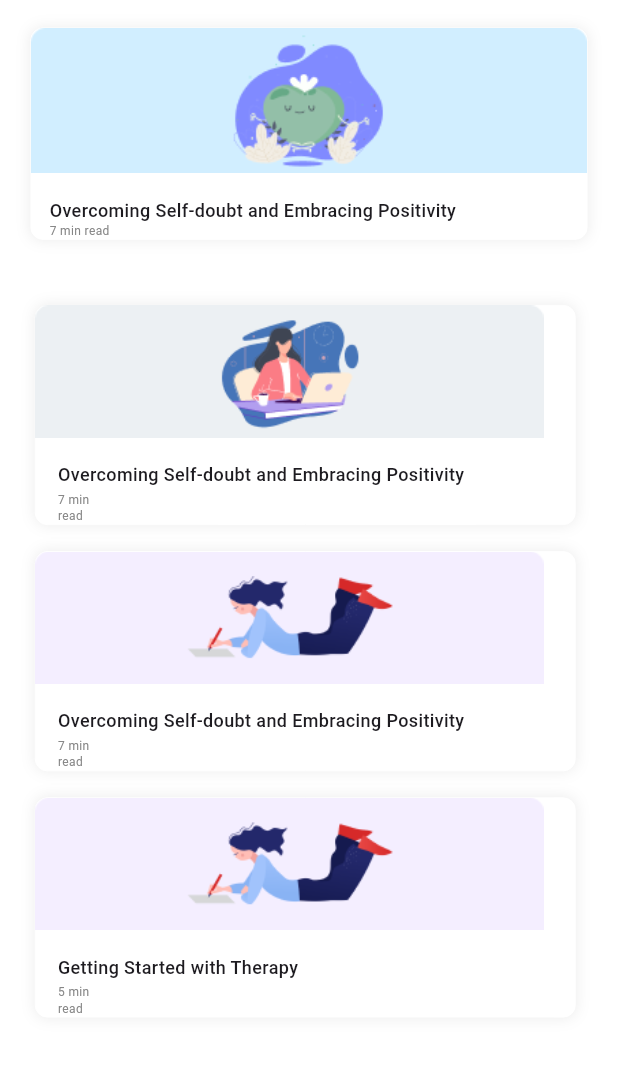
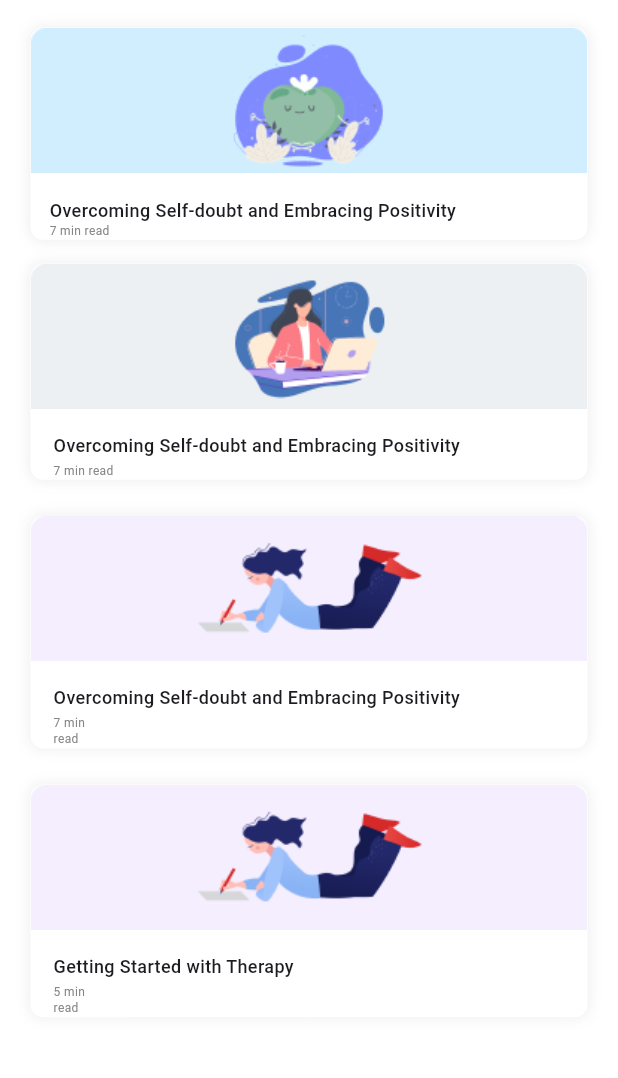
Before and after one commit to measmita-git/super_admin, a Flutter app: the Blog screen opened directly, on a phone screen of 412 x 824 dp, the part 102-1180 px from its top. Run offline on Flutter 3.47's test engine with Material 3 defaults, Android fonts, the phone set to English and light mode, and no system bars; our stand-ins replace file_picker, flutter_image_compress, flutter_native_splash, flutter_svg, get, image_picker; missing offline and left inert: flutter_quill; project files that could hold a hidden picture were left out.

Commit message:
ui update

```diff
--- a/lib/features/CMS/blog.dart
+++ b/lib/features/CMS/blog.dart
@@ -142,9 +142,11 @@ class Blog extends StatelessWidget {
                 ),
               ),
             ),
-
             Padding(
-              padding: const EdgeInsets.only(left:20,right: 25, top: 44),
+              padding: EdgeInsets.only(
+                  left: screenWidth * 0.03,
+                  right: screenWidth * 0.03,
+                  top: screenHeight * 0.02),
               child: Container(
                 decoration: const BoxDecoration(
                   color: Colors.white,
@@ -155,7 +157,7 @@ class Blog extends StatelessWidget {
                     Navigator.of(context).push(MaterialPageRoute(builder: (context)=>UpdateDeleteBlog()));
                   },
                   child: ComponentWrapper(
-                    width: 360,
+                    width: screenWidth*0.9,
                     backgroundColor: Theme.of(context).brightness == Brightness.dark ? AppColors.darkBackgroundColor:Color(0xffFFFFFF),
                     child: Column(
                       mainAxisAlignment: MainAxisAlignment.start,
@@ -169,7 +171,7 @@ class Blog extends StatelessWidget {
                               // Align text to start
                               children: [
                                 Container(
-                                  width:339,
+                                  width: screenWidth*0.9,
                                   child: Image.asset(
                                     'assets/blog2.png',
                                   ),
@@ -177,12 +179,12 @@ class Blog extends StatelessWidget {
                                 SizedBox(
                                   height: 16,
                                 ),
-                                const Row(
+                                Row(
                                   children: [
                                     Padding(
                                       padding: EdgeInsets.only(left: 15),
                                       child: SizedBox(
-                                        width: 316,
+                                        width: screenWidth*0.8,
                                         child: Text(
                                           'Overcoming Self-doubt and Embracing Positivity',
                                           style: TextStyle(
@@ -197,12 +199,12 @@ class Blog extends StatelessWidget {
                                 SizedBox(
                                   height: 3,
                                 ),
-                                const Row(
+                                 Row(
                                   children: [
                                     Padding(
                                       padding: EdgeInsets.only(left: 15),
                                       child: SizedBox(
-                                        width: 40,
+                                        width: screenWidth*0.2,
                                         child: Text(
                                           '7 min read',
                                           style: TextStyle(
@@ -227,7 +229,7 @@ class Blog extends StatelessWidget {
               ),
             ),
             Padding(
-              padding: const EdgeInsets.only(left: 20, right: 25, top: 18),
+              padding: EdgeInsets.only(left: screenWidth*0.03, right: screenWidth*0.03, top: screenHeight*0.03),
               child: Container(
                 decoration: const BoxDecoration(
                   color: Colors.white,
@@ -239,7 +241,7 @@ class Blog extends StatelessWidget {
                         builder: (context) => UpdateDeleteBlog()));
                   },
                   child: ComponentWrapper(
-                    width: 360,
+                    width: screenWidth*0.9,
                     backgroundColor: Theme.of(context).brightness == Brightness.dark ? AppColors.darkBackgroundColor:Color(0xffFFFFFF),
                     child: Column(
                       mainAxisAlignment: MainAxisAlignment.start,
@@ -253,7 +255,7 @@ class Blog extends StatelessWidget {
                               // Align text to start
                               children: [
                                 Container(
-                                  width: 339,
+                                  width: screenWidth*0.9,
                                   child: Image.asset(
                                     'assets/blog3.png',
                                   ),
@@ -311,7 +313,7 @@ class Blog extends StatelessWidget {
               ),
             ),
             Padding(
-              padding: const EdgeInsets.only(left: 20, right: 25, top: 18),
+              padding:  EdgeInsets.only(left: screenWidth*0.03, right: screenWidth*0.03, top: screenHeight*0.03),
               child: Container(
                 decoration: const BoxDecoration(
                   color: Colors.white,
@@ -323,7 +325,7 @@ class Blog extends StatelessWidget {
                         builder: (context) => UpdateDeleteBlog()));
                   },
                   child: ComponentWrapper(
-                    width: 360,
+                    width: screenWidth*0.9,
                     backgroundColor: Theme.of(context).brightness == Brightness.dark ? AppColors.darkBackgroundColor:Color(0xffFFFFFF),
                     child: Column(
                       mainAxisAlignment: MainAxisAlignment.start,
@@ -337,7 +339,7 @@ class Blog extends StatelessWidget {
                               // Align text to start
                               children: [
                                 Container(
-                                  width: 339,
+                                  width: screenWidth*0.9,
                                   child: Image.asset(
                                     'assets/blog3.png',
                                   ),
--- a/lib/features/ListOfMentorsScreen/mentors_profile_details.dart
+++ b/lib/features/ListOfMentorsScreen/mentors_profile_details.dart
@@ -33,9 +33,11 @@ class _MentorsProfileDetailsState extends State<MentorsProfileDetails> {
                         },
                         child: SvgPicture.asset('assets/Back Button.svg',color: Theme.of(context).brightness == Brightness.dark ? Colors.white : Colors.black,)),
                     SizedBox(width: 23,),
-                    Text('Details',style: TextStyle(
+                    Text(
+                      'Details',style: TextStyle(
                       fontWeight: FontWeight.w700,
                       fontSize: 20,
+                      color: Theme.of(context).brightness == Brightness.dark ? Colors.white : Colors.black,
                     ),),
                   ],
                 ),
--- a/lib/features/ListOfMentorsScreen/requests.dart
+++ b/lib/features/ListOfMentorsScreen/requests.dart
@@ -43,12 +43,13 @@ class _RequestsState extends State<Requests> with SingleTickerProviderStateMixin
                       onTap:(){
                         Navigator.of(context).pop();
                       },
-                      child: SvgPicture.asset('assets/Back Button.svg')),
+                      child: SvgPicture.asset('assets/Back Button.svg',color:  Theme.of(context).brightness == Brightness.dark ? AppColors.darkTextColor : Colors.black,
+                      )),
                   SizedBox(width: 23,),
                   Text('Requests',style: TextStyle(
                     fontSize: 20,
                     fontWeight: FontWeight.w700,
-                    color: Color(0xff000000),
+                    color: Theme.of(context).brightness == Brightness.dark ? AppColors.darkTextColor : Colors.black,
                   ),
                   ),
                   SizedBox(width: 190,),
--- a/lib/features/ViewScreen/view_all_screen.dart
+++ b/lib/features/ViewScreen/view_all_screen.dart
@@ -42,12 +42,12 @@ class _ViewAllSectionState extends State<ViewAllSection> with SingleTickerProvid
                       onTap:(){
                         Navigator.of(context).pop();
                       },
-                      child: SvgPicture.asset('assets/Back Button.svg')),
+                      child: SvgPicture.asset('assets/Back Button.svg',color:  Theme.of(context).brightness == Brightness.dark ? AppColors.darkTextColor : Colors.black,)),
                   SizedBox(width: 23,),
                   Text('View all',style: TextStyle(
                     fontSize: 20,
                     fontWeight: FontWeight.w700,
-                    color: Color(0xff000000),
+                    color:Theme.of(context).brightness == Brightness.dark ? AppColors.darkTextColor : Colors.black,
                   ),
                   ),
                   SizedBox(width: 190,),
```
Also changed, not shown: lib/features/CMS/add_blog.dart (+9 -3 lines), lib/features/home_page/home_page.dart (+6 -3 lines).
